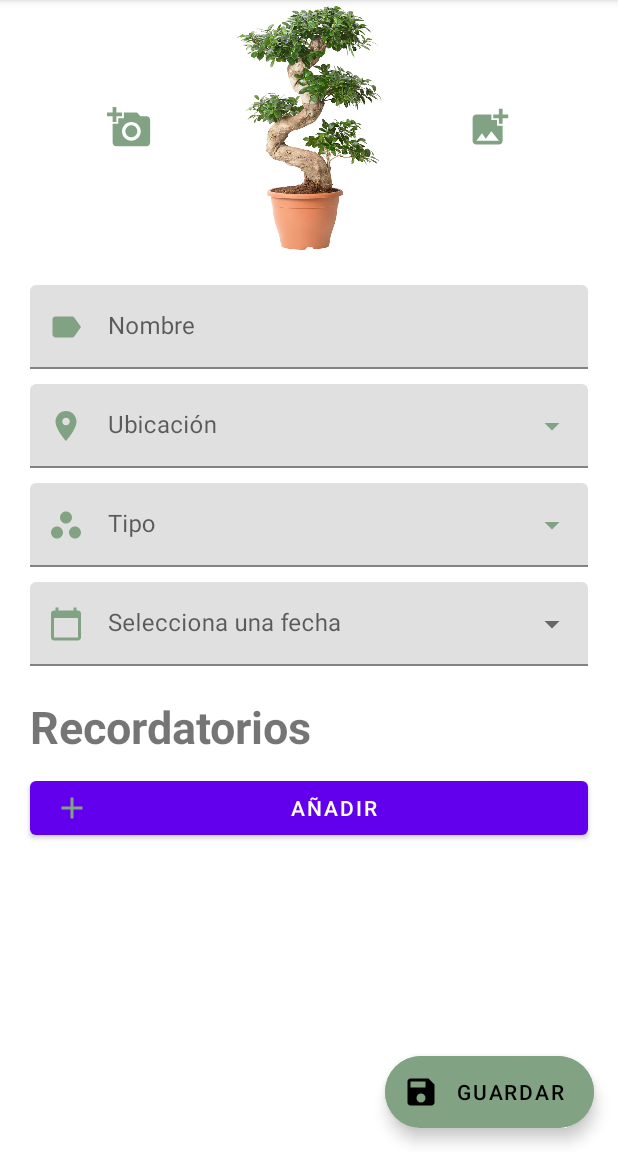
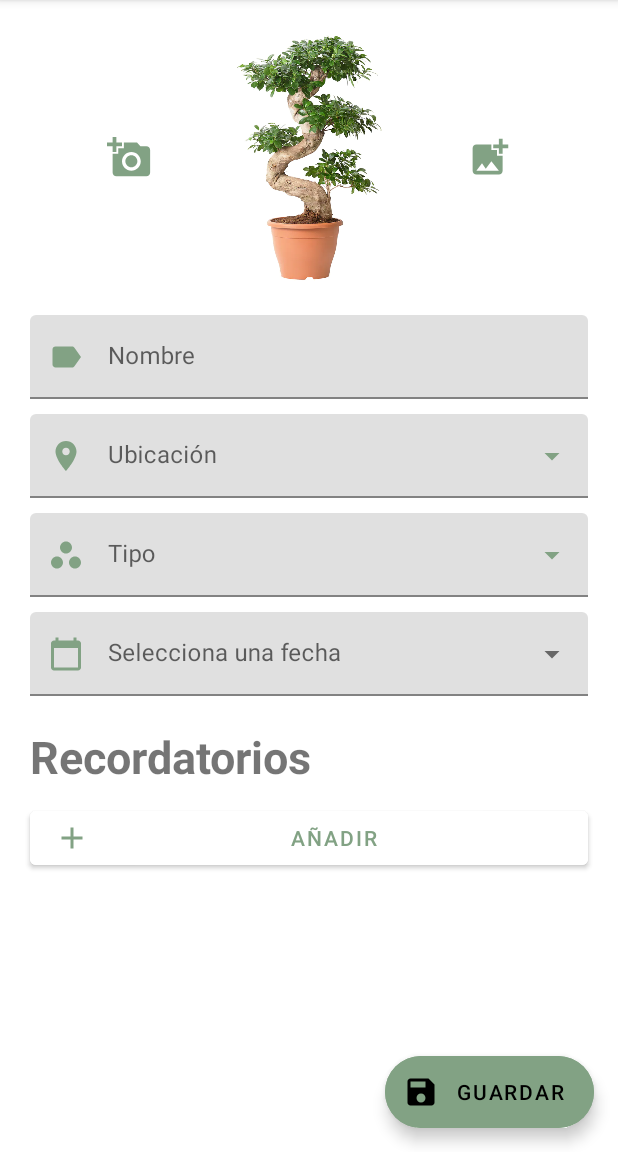
Before and after one commit to imaxium/Sunflora, an Android app: the fragment FragmentAñadirPlanta placed in its activity, on a phone screen of 412 x 824 dp, the part 84-1236 px from its top. Run offline under Robolectric (Android 15) with nearby library versions, the phone set to English and light mode, and no system bars; our stand-ins replace Room's generated code; pictures from the network do not load; 9 statements that could not run were skipped.

Commit message:
se han modificado estos archivos

```diff
--- a/app/src/main/AndroidManifest.xml
+++ b/app/src/main/AndroidManifest.xml
@@ -1,6 +1,5 @@
 <?xml version="1.0" encoding="utf-8"?>
 <manifest xmlns:android="http://schemas.android.com/apk/res/android"
-    xmlns:tools="http://schemas.android.com/tools"
     package="com.example.sunflora">
 
     <application
--- a/app/src/main/java/com/example/sunflora/RoomDatabase/DatabaseYDAO/DAOPlantas.java
+++ b/app/src/main/java/com/example/sunflora/RoomDatabase/DatabaseYDAO/DAOPlantas.java
@@ -6,21 +6,29 @@ import androidx.room.Insert;
 import androidx.room.OnConflictStrategy;
 import androidx.room.Query;
 import androidx.room.Transaction;
+import androidx.room.Update;
 
+import com.example.sunflora.RoomDatabase.Entities.ContenidoNotificaciones;
 import com.example.sunflora.RoomDatabase.Entities.PlantaRoom;
 import com.example.sunflora.RoomDatabase.Entities.Recordatorio;
 
+import java.util.ArrayList;
 import java.util.List;
 
 @Dao
 public interface DAOPlantas {
 
     //si hubiese algun conflicto entre las claves primarias al final se remplazaria el recordatorio a insertar por el antiguo.
+
+
     @Insert(onConflict = OnConflictStrategy.REPLACE)
     void insertarPlanta(PlantaRoom plantaRoom);
 
     @Insert(onConflict = OnConflictStrategy.REPLACE)
     void insertarRecordatorio(Recordatorio recordatorio);
+
+    @Delete
+    void EliminarPlanta(PlantaRoom plantaRoom);
 
     @Transaction
     @Query("SELECT * FROM Planta")
@@ -30,13 +38,25 @@ public interface DAOPlantas {
     List<Recordatorio> recuperarRecordatorios(String idPlantaRef);
 
     @Delete
-    void EliminarPlanta(PlantaRoom plantaRoom);
-
-    @Delete
     void eliminarRecordatorio(Recordatorio recordatorio);
 
     @Transaction
     @Query("DELETE FROM Recordatorio WHERE idPlantaRef = :idPlantaRef")
     void eliminarTodosLosRecordatoriosDeUnaPlanta(String idPlantaRef);
 
+    @Query("SELECT * FROM ContenidoNotificaciones WHERE idRecordatorioRef = :idRecordatorio")
+    ContenidoNotificaciones recuperarNotificacion(String idRecordatorio);
+
+    @Transaction
+    @Update
+    void actualizarNotificaciones(ArrayList<ContenidoNotificaciones> contenidoNotificacion);
+
+    @Insert(onConflict = OnConflictStrategy.REPLACE)
+    void insertarNotificacion(ContenidoNotificaciones contenidoNotificaciones);
+
+    @Query("SELECT * FROM ContenidoNotificaciones WHERE idPlantaRef = :idPlantaRef")
+    List<ContenidoNotificaciones> recuperarNotificacionesPorPlanta(String idPlantaRef);
+
+    @Query("SELECT * FROM ContenidoNotificaciones")
+    List<ContenidoNotificaciones> recuperarTodasLasNotificaciones();
 }
--- a/app/src/main/java/com/example/sunflora/RoomDatabase/DatabaseYDAO/PlantasDatabase.java
+++ b/app/src/main/java/com/example/sunflora/RoomDatabase/DatabaseYDAO/PlantasDatabase.java
@@ -13,7 +13,7 @@ import com.example.sunflora.RoomDatabase.Entities.PlantaRoom;
 import com.example.sunflora.RoomDatabase.Entities.Recordatorio;
 import com.example.sunflora.RoomDatabase.typeConverter;
 
-@Database(entities = {PlantaRoom.class, Recordatorio.class, ContenidoNotificaciones.class}, version = 8)
+@Database(entities = {PlantaRoom.class, Recordatorio.class, ContenidoNotificaciones.class}, version = 10)
 @TypeConverters({typeConverter.class})
 public abstract class PlantasDatabase extends RoomDatabase {
 
--- a/app/src/main/java/com/example/sunflora/adapters/AdapterListaRecordatorios.java
+++ b/app/src/main/java/com/example/sunflora/adapters/AdapterListaRecordatorios.java
@@ -43,7 +43,7 @@ public class AdapterListaRecordatorios extends RecyclerView.Adapter<AdapterLista
     public void onBindViewHolder(@NonNull AdapterListaRecordatorios.ViewHolder holder, @SuppressLint("RecyclerView") int position) {
         holder.tipoRecordatorio.setText(listaRecordatorios.get(position).getNombreRecordatorio());
         holder.descripcionRecordatorio.setText("Recordar cada: ");
-        holder.descripcionRecordatorio.append(String.valueOf(listaRecordatorios.get(position).getDiasParaRecordar().size())+" dias, a las ");
+        holder.descripcionRecordatorio.append(String.valueOf(" dias, a las "));
         holder.descripcionRecordatorio.append(String.valueOf(listaRecordatorios.get(position).getHoraRecordatorio()+":"));
         holder.descripcionRecordatorio.append(String.valueOf(listaRecordatorios.get(position).getMinRecordatorio()));
 
--- a/app/src/main/java/com/example/sunflora/obtenerFoto.java
+++ b/app/src/main/java/com/example/sunflora/gestionRecordatorios/obtenerFoto.java
@@ -1,4 +1,4 @@
-package com.example.sunflora;
+package com.example.sunflora.gestionRecordatorios;
 
 import android.graphics.Bitmap;
 import android.graphics.BitmapFactory;
--- a/app/src/main/res/layout/fila_recordatorio.xml
+++ b/app/src/main/res/layout/fila_recordatorio.xml
@@ -5,7 +5,8 @@
     android:layout_height="wrap_content"
     xmlns:app="http://schemas.android.com/apk/res-auto"
     app:cardUseCompatPadding="true"
-    android:id="@+id/CardViewRecordatorio">
+    android:id="@+id/CardViewRecordatorio"
+    app:cardElevation="0dp">
 
     <androidx.constraintlayout.widget.ConstraintLayout
         android:layout_width="match_parent"
@@ -27,10 +28,11 @@
             android:layout_width="wrap_content"
             android:layout_height="wrap_content"
             android:layout_marginStart="12dp"
-            android:text="Riego"
+            android:text="@string/riego"
             android:textSize="15sp"
             app:layout_constraintEnd_toEndOf="parent"
             app:layout_constraintHorizontal_bias="0.0"
+            android:textColor="@color/black"
             app:layout_constraintStart_toEndOf="@+id/ImageViewDescubrir"
             app:layout_constraintTop_toTopOf="@+id/ImageViewDescubrir" />
 
--- a/app/src/main/res/layout/fragment_anyadir_planta.xml
+++ b/app/src/main/res/layout/fragment_anyadir_planta.xml
@@ -37,20 +37,29 @@
                     android:layout_marginEnd="20dp"
                     android:clickable="true"
                     android:src="@drawable/ic_baseline_add_a_photo_24"
-                    app:layout_constraintBottom_toBottomOf="@+id/ImageViewFotoPlantaACrear"
-                    app:layout_constraintEnd_toStartOf="@+id/ImageViewFotoPlantaACrear"
-                    app:layout_constraintTop_toTopOf="@+id/ImageViewFotoPlantaACrear" />
+                    app:layout_constraintBottom_toBottomOf="@+id/CardView"
+                    app:layout_constraintEnd_toStartOf="@+id/CardView"
+                    app:layout_constraintTop_toTopOf="@+id/CardView" />
 
-                <ImageView
-                    android:id="@+id/ImageViewFotoPlantaACrear"
-                    android:layout_width="170dp"
-                    android:layout_height="170dp"
-                    android:foregroundGravity="center_horizontal"
-                    android:src="@drawable/microcarpa"
+                <androidx.cardview.widget.CardView
+                    android:layout_marginTop="20dp"
+                    android:id="@+id/CardView"
+                    android:layout_width="wrap_content"
+                    android:layout_height="wrap_content"
+                    app:cardCornerRadius="6dp"
+                    app:cardElevation="0dp"
                     app:layout_constraintBottom_toBottomOf="parent"
                     app:layout_constraintEnd_toEndOf="parent"
                     app:layout_constraintStart_toStartOf="parent"
-                    app:layout_constraintTop_toTopOf="parent" />
+                    app:layout_constraintTop_toTopOf="parent">
+                    <ImageView
+                        android:id="@+id/ImageViewFotoPlantaACrear"
+                        android:layout_width="170dp"
+                        android:layout_height="170dp"
+                        android:foregroundGravity="center_horizontal"
+                        android:src="@drawable/microcarpa"/>
+                </androidx.cardview.widget.CardView>
+
 
                 <ImageView
                     android:id="@+id/AgregarFotoPorGaleria"
@@ -58,9 +67,9 @@
                     android:layout_height="wrap_content"
                     android:src="@drawable/ic_baseline_add_photo_alternate_24"
                     android:layout_marginStart="20dp"
-                    app:layout_constraintBottom_toBottomOf="@+id/ImageViewFotoPlantaACrear"
-                    app:layout_constraintStart_toEndOf="@+id/ImageViewFotoPlantaACrear"
-                    app:layout_constraintTop_toTopOf="@+id/ImageViewFotoPlantaACrear" />
+                    app:layout_constraintBottom_toBottomOf="@+id/CardView"
+                    app:layout_constraintStart_toEndOf="@+id/CardView"
+                    app:layout_constraintTop_toTopOf="@+id/CardView" />
 
             </androidx.constraintlayout.widget.ConstraintLayout>
 
@@ -172,10 +181,10 @@
                 android:layout_height="wrap_content"
                 android:layout_marginStart="20dp"
                 android:layout_marginEnd="20dp"
+                android:backgroundTint="@color/white"
+                android:textColor="@color/colorSecundario"
                 android:drawableLeft="@drawable/ic_baseline_add_24"
                 android:text="añadir" />
-
-
         </LinearLayout>
     </ScrollView>
 
--- a/app/src/main/res/values/strings.xml
+++ b/app/src/main/res/values/strings.xml
@@ -7,5 +7,6 @@
     <string name="guardar">guardar</string>
     <string name="copia_de_seguridad">copia de seguridad</string>
     <string name="restaurar">restaurar</string>
+    <string name="riego">Riego</string>
 
 </resources>
--- a/app/src/main/res/values/themes.xml
+++ b/app/src/main/res/values/themes.xml
@@ -15,4 +15,8 @@
         <!-- Customize your theme here. -->
     </style>
 
+    <style name="Widget.AppCompat.Button.Colored" parent="android:Widget">
+        <item name="colorButtonNormal" type="color">#FFEB3B</item>
+        <item name="colorControlHighlight" type="color">#FF5722</item>
+    </style>
 </resources>
```
Also changed, not shown: app/src/main/java/com/example/sunflora/FragmentsBottomView/FragmentDescubrir.java (+2 -11 lines), app/src/main/java/com/example/sunflora/MainActivity.java (+3 -7 lines), app/src/main/java/com/example/sunflora/RoomDatabase/Entities/Recordatorio.java (+10 -11 lines), app/src/main/java/com/example/sunflora/adapters/AdapterFirebasePlanta.java (+37 -17 lines), app/src/main/java/com/example/sunflora/adapters/BaseAdapterFirebase.java (deleted, +0 -27 lines), app/src/main/java/com/example/sunflora/gestionRecordatorios/FragmentAñadirPlanta.java (+32 -1 lines), app/src/main/java/com/example/sunflora/gestionRecordatorios/FragmentCrearRecordatorio.java (+15 -2 lines), app/src/main/java/com/example/sunflora/registroDePlantas/FragmentDescripcionPlanta.java (+13 -25 lines), app/src/main/java/com/example/sunflora/viewholder/ViewHolderPlanta.java (deleted, +0 -40 lines), app/src/main/res/layout/fragment_info_planta.xml (+8 -8 lines), app/src/main/res/layout/row_recordatorio_jardin.xml (+17 -10 lines).
